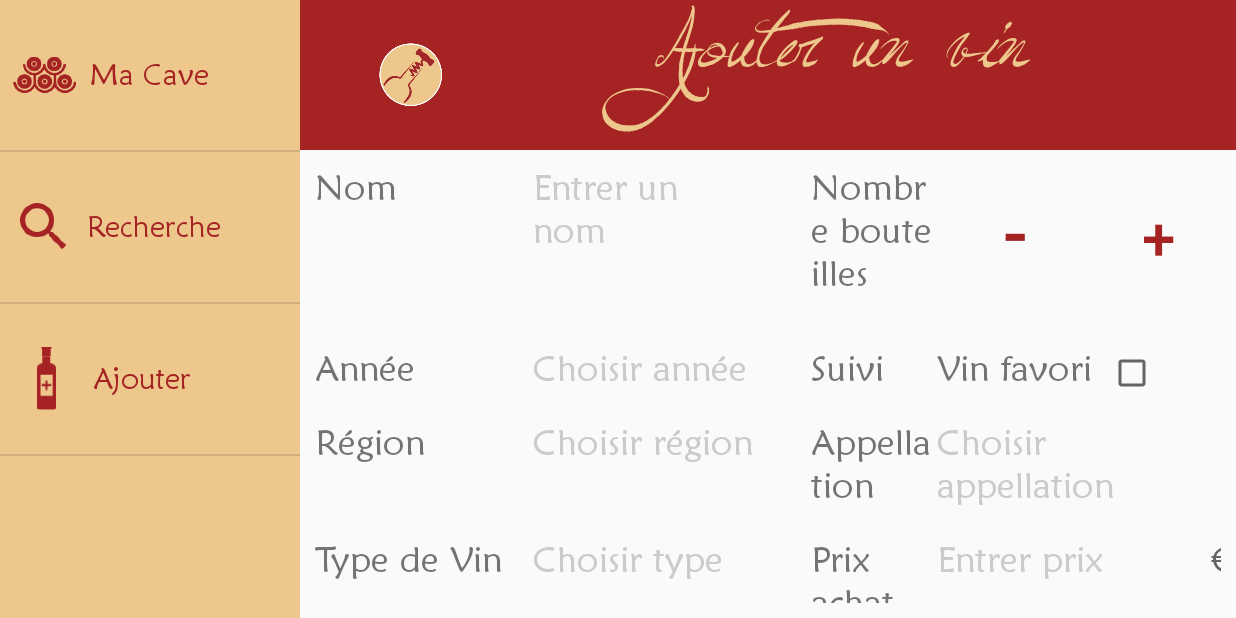
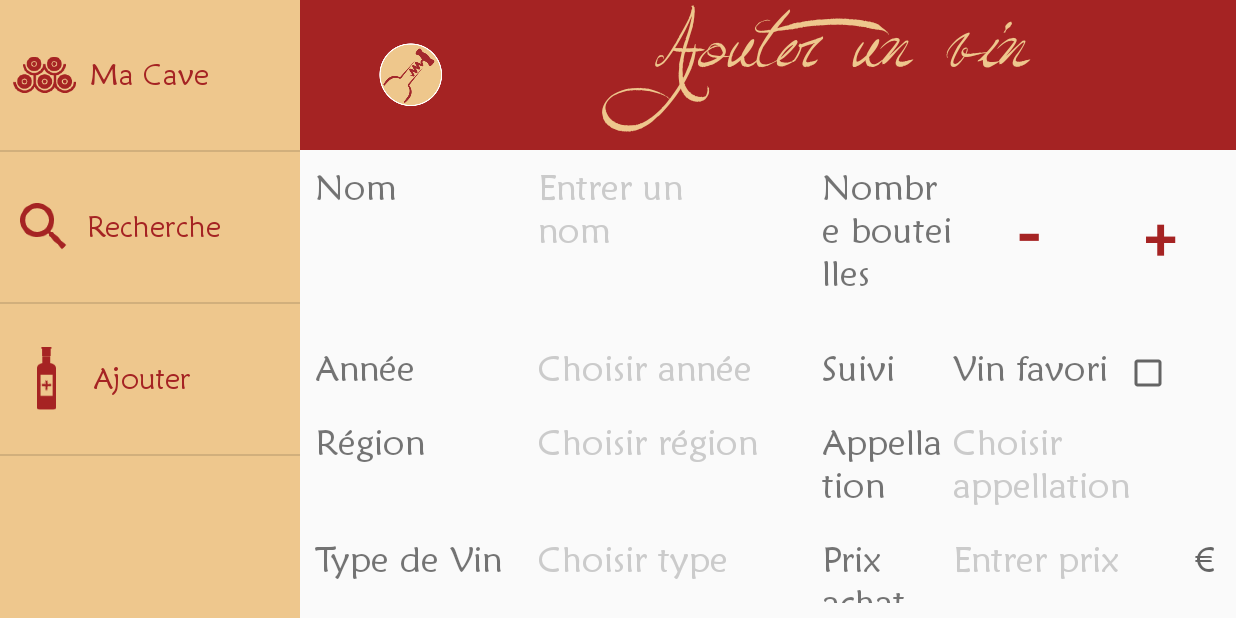
Before and after one commit to patboguet/macaveonlinemobile, an Android app: the AjoutVin screen opened directly, with no data from a screen before it, on a phone screen of 824 x 412 dp (held sideways). Run offline under Robolectric (Android 15) with nearby library versions, the phone set to English and light mode, and no system bars.

Commit message:
Bug affichage

```diff
--- a/app/src/main/res/layout/ajout_vin.xml
+++ b/app/src/main/res/layout/ajout_vin.xml
@@ -77,7 +77,8 @@
                     android:layout_weight="1"
                     android:textSize="24dp"
                     android:textColorHint="#cbcbcb"
-                    android:hint="Entrer un nom" />
+                    android:hint="Entrer un nom"
+                    android:maxWidth="300dp" />
 
                 <com.example.pboguet.macaveonline.Utils.MyCustomTextView
                     android:layout_width="wrap_content"
@@ -307,7 +308,8 @@
                         android:layout_weight="1"
                         android:textSize="24dp"
                         android:hint="Entrer prix"
-                        android:textColorHint="#cbcbcb" />
+                        android:textColorHint="#cbcbcb"
+                        android:maxWidth="50dp" />
 
                     <com.example.pboguet.macaveonline.Utils.MyCustomTextView
                         android:layout_width="wrap_content"
@@ -318,7 +320,8 @@
                         android:textStyle="bold"
                         android:gravity="center_vertical"
                         android:layout_weight="1"
-                        android:textSize="24dp" />
+                        android:textSize="24dp"
+                        android:layout_marginLeft="-20dp" />
                 </LinearLayout>
 
             </TableRow>
@@ -370,7 +373,8 @@
                     android:layout_weight="1"
                     android:textSize="24dp"
                     android:textColorHint="#cbcbcb"
-                    android:hint="Entrer nom" />
+                    android:hint="Entrer nom"
+                    android:maxWidth="200dp" />
             </TableRow>
 
             <TableRow
@@ -558,7 +562,9 @@
                     android:textColor="#a52323"
                     android:background="@android:color/transparent"
                     android:layout_weight="1"
-                    android:textSize="24dp" />
+                    android:textSize="24dp"
+                    android:hint="Commentaires"
+                    android:textColorHint="#cbcbcb" />
             </TableRow>
 
             <LinearLayout
```
Also changed, not shown: app/src/main/res/layout/detail_vin.xml (+6 -3 lines).
